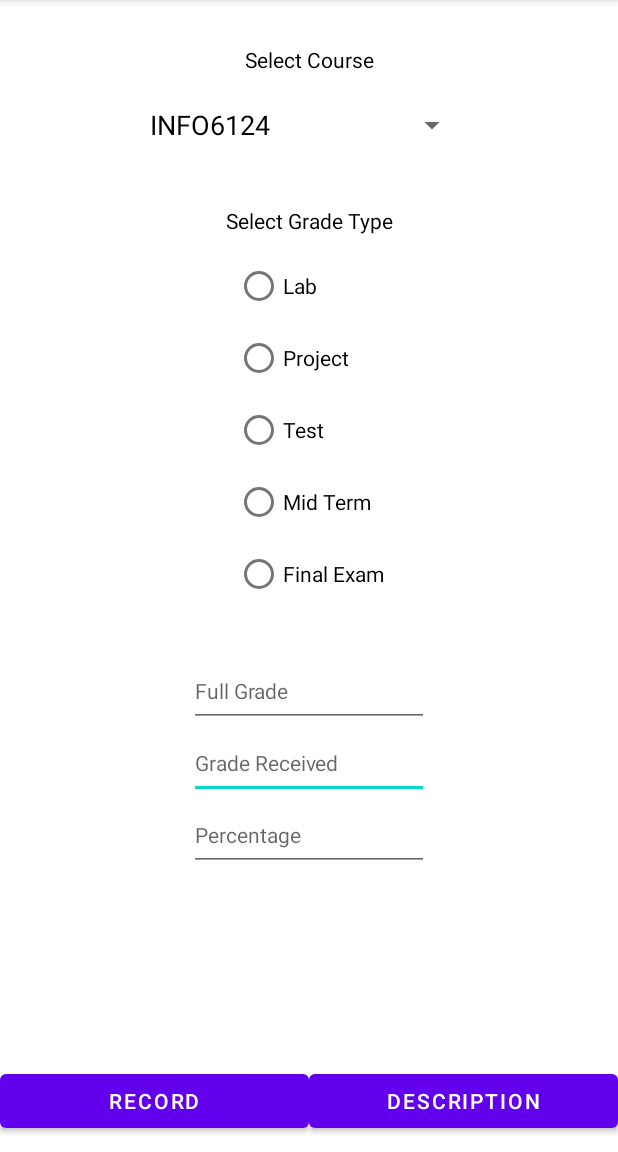
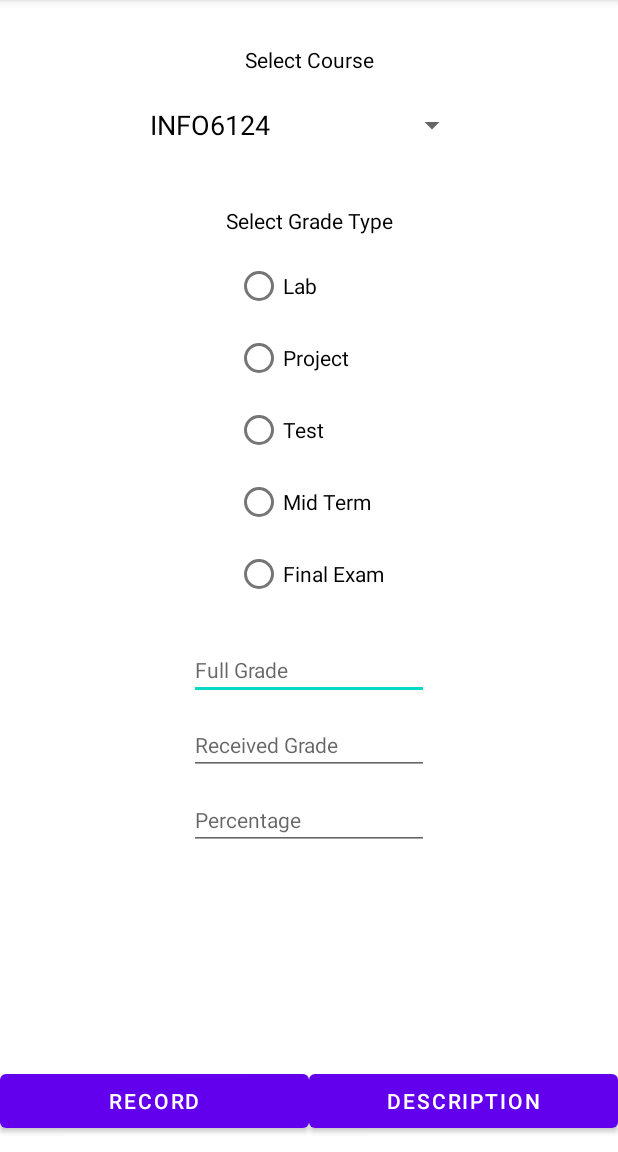
Before and after one commit to peterhuga/INFO6124Project1, an Android app: the screen it shows after launch (MainActivity), on a phone screen of 412 x 824 dp, the part 84-1236 px from its top. Run offline under Robolectric (Android 15) with nearby library versions, the phone set to English and light mode, and no system bars.

```diff
--- a/app/src/main/res/layout/activity_main.xml
+++ b/app/src/main/res/layout/activity_main.xml
@@ -95,34 +95,6 @@
         app:layout_constraintStart_toStartOf="parent"
         android:onClick="onButtonClick"/>
 
-    <EditText
-        android:id="@+id/rcvGradeEditText"
-        android:layout_width="wrap_content"
-        android:layout_height="wrap_content"
-        android:ems="10"
-        android:hint="Grade Received"
-        android:inputType="number"
-        android:minHeight="48dp"
-        android:textSize="14sp"
-        app:layout_constraintEnd_toEndOf="parent"
-        app:layout_constraintHorizontal_bias="0.5"
-        app:layout_constraintStart_toStartOf="parent"
-        app:layout_constraintTop_toBottomOf="@+id/fullGradeEditText" />
-
-    <EditText
-        android:id="@+id/fullGradeEditText"
-        android:layout_width="wrap_content"
-        android:layout_height="wrap_content"
-        android:layout_marginTop="30dp"
-        android:ems="10"
-        android:hint="Full Grade"
-        android:inputType="number"
-        android:minHeight="48dp"
-        android:textSize="14sp"
-        app:layout_constraintEnd_toEndOf="parent"
-        app:layout_constraintStart_toStartOf="parent"
-        app:layout_constraintTop_toBottomOf="@+id/radioGroup" />
-
     <Button
         android:id="@+id/descButton"
         android:layout_width="0dp"
@@ -135,17 +107,45 @@
         app:layout_constraintStart_toEndOf="@+id/recordButton" />
 
     <EditText
+        android:id="@+id/fullGradeEditText"
+        android:layout_width="wrap_content"
+        android:layout_height="wrap_content"
+        android:layout_marginTop="20dp"
+        android:ems="10"
+        android:hint="Full Grade"
+        android:inputType="textPersonName"
+        android:textSize="14sp"
+        app:layout_constraintEnd_toEndOf="parent"
+        app:layout_constraintStart_toStartOf="parent"
+        app:layout_constraintTop_toBottomOf="@+id/radioGroup"
+        tools:ignore="TouchTargetSizeCheck" />
+
+    <EditText
+        android:id="@+id/rcvGradeEditText"
+        android:layout_width="wrap_content"
+        android:layout_height="wrap_content"
+        android:layout_marginTop="10dp"
+        android:ems="10"
+        android:hint="Received Grade"
+        android:inputType="textPersonName"
+        android:textSize="14sp"
+        app:layout_constraintEnd_toEndOf="parent"
+        app:layout_constraintStart_toStartOf="parent"
+        app:layout_constraintTop_toBottomOf="@+id/fullGradeEditText"
+        tools:ignore="TouchTargetSizeCheck" />
+
+    <EditText
         android:id="@+id/percEditText"
         android:layout_width="wrap_content"
         android:layout_height="wrap_content"
+        android:layout_marginTop="10dp"
         android:ems="10"
         android:hint="Percentage"
-        android:inputType="number"
-        android:minHeight="48dp"
+        android:inputType="textPersonName"
         android:textSize="14sp"
         app:layout_constraintEnd_toEndOf="parent"
-        app:layout_constraintHorizontal_bias="0.5"
         app:layout_constraintStart_toStartOf="parent"
-        app:layout_constraintTop_toBottomOf="@+id/rcvGradeEditText" />
+        app:layout_constraintTop_toBottomOf="@+id/rcvGradeEditText"
+        tools:ignore="TouchTargetSizeCheck" />
 
 </androidx.constraintlayout.widget.ConstraintLayout>
```
Also changed, not shown: app/src/main/java/jwang/example/info6124lab2/MainActivity.kt (+19 -8 lines).
